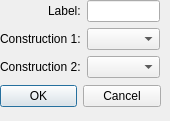
Above: Dialogs/AddPointDialogs/addpointintersect.ui from LFriday13/geometry-toolbox before the change. Below: the same form after it.
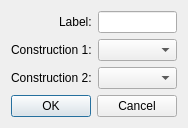
That is the form after the change.

Diff of the .ui file:
```diff
--- a/Dialogs/AddPointDialogs/addpointintersect.ui
+++ b/Dialogs/AddPointDialogs/addpointintersect.ui
@@ -6,38 +6,15 @@
    <rect>
     <x>0</x>
     <y>0</y>
-    <width>170</width>
+    <width>178</width>
     <height>121</height>
    </rect>
   </property>
   <property name="windowTitle">
    <string>Dialog</string>
   </property>
-  <widget class="QDialogButtonBox" name="buttonBox">
-   <property name="geometry">
-    <rect>
-     <x>0</x>
-     <y>80</y>
-     <width>161</width>
-     <height>32</height>
-    </rect>
-   </property>
-   <property name="orientation">
-    <enum>Qt::Horizontal</enum>
-   </property>
-   <property name="standardButtons">
-    <set>QDialogButtonBox::Cancel|QDialogButtonBox::Ok</set>
-   </property>
-  </widget>
-  <widget class="QWidget" name="formLayoutWidget">
-   <property name="geometry">
-    <rect>
-     <x>0</x>
-     <y>0</y>
-     <width>160</width>
-     <height>80</height>
-    </rect>
-   </property>
+  <layout class="QVBoxLayout" name="verticalLayout">
+   <item>
    <layout class="QFormLayout" name="formLayout">
     <property name="labelAlignment">
      <set>Qt::AlignRight|Qt::AlignTrailing|Qt::AlignVCenter</set>
@@ -73,7 +50,18 @@
      <widget class="QComboBox" name="construction2ComboBox"/>
     </item>
    </layout>
-  </widget>
+   </item>
+   <item>
+    <widget class="QDialogButtonBox" name="buttonBox">
+     <property name="orientation">
+      <enum>Qt::Horizontal</enum>
+     </property>
+     <property name="standardButtons">
+      <set>QDialogButtonBox::Cancel|QDialogButtonBox::Ok</set>
+     </property>
+    </widget>
+   </item>
+  </layout>
  </widget>
  <resources/>
  <connections>
```
Lines whose indentation alone changed are shown as unchanged.
